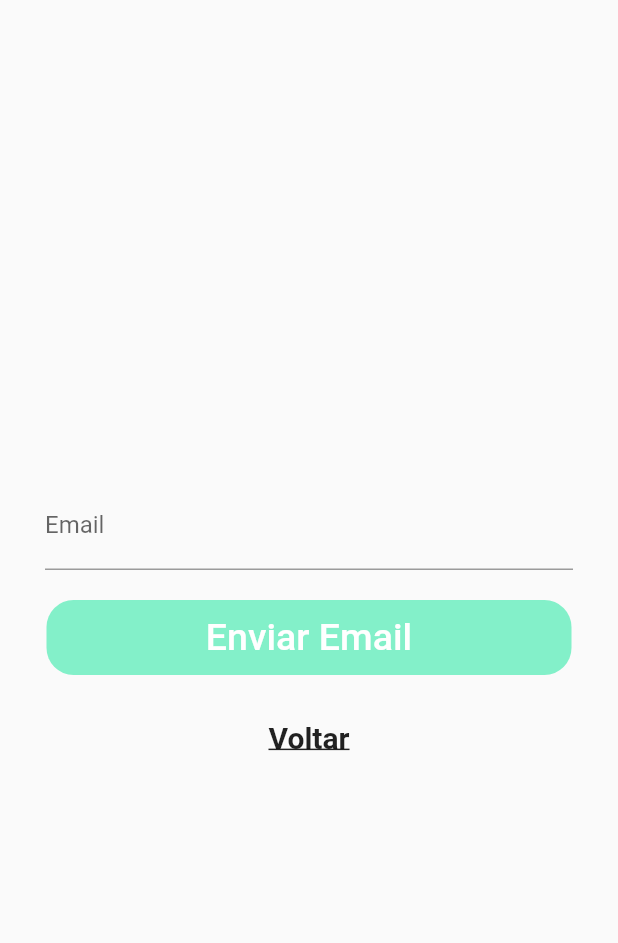
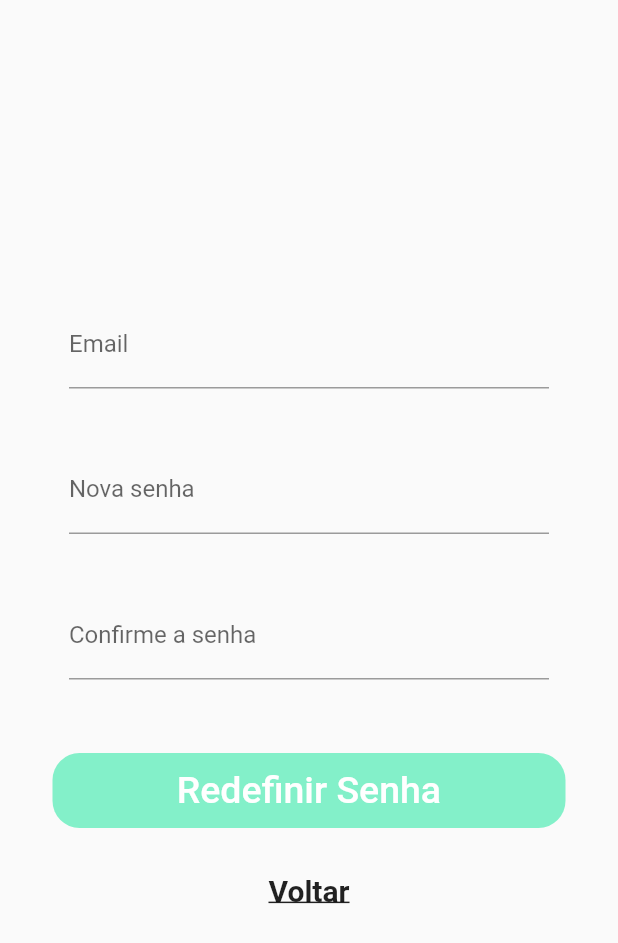
Before and after one commit to smartchair/smart-chair-frontend, a Flutter app: the ForgotPassPage screen opened directly, on a phone screen of 412 x 824 dp. Shown: the top 943 px of the screen. Run offline on Flutter 3.47's test engine with Material 2 defaults, Android fonts, the phone set to English and light mode, and no system bars; our stand-ins replace fl_chart, flutter_mobx, flutter_slidable, get_it, mobx, settings_ui and 2 more; missing offline and left inert: flutter_barcode_scanner; accounts and stored records are empty; generated files the repository leaves out were written again.

Commit message:
Adding forgot pass screen, fix average sensor screen and new functionalities to delete/edit chair

```diff
--- a/lib/http/temp_lum_controller.dart
+++ b/lib/http/temp_lum_controller.dart
@@ -88,7 +88,7 @@ Future getAllTempChair(String? chairId) async {
 
     var bodyResponse = jsonDecode(response.body);
     if (response.statusCode == HttpStatus.ok) {
-      return bodyResponse['data'][0]['Temps']; //chair.chairIds;
+      return bodyResponse['data'][0]['Temps'];
     } else {
       return Future.error(
           "Erro para carregar dados da temperatura"); //"Bad request";
--- a/lib/http/user_controller.dart
+++ b/lib/http/user_controller.dart
@@ -62,19 +62,19 @@ Future<User?> login(String? email, String? password) async {
   }
 }
 
-Future forgotPassword(String email) async {
-  String body = '{"email" : "$email"}';
+Future forgotPassword(String email, String password) async {
+  String body = '{"username" : "$email","password" : "$password"}';
   try {
     var response = await http.post(
-        Uri.https("$URL_PATH_API", "/users/forgot_pass"),
+        Uri.https("$URL_PATH_API", "/users/reset-password"),
         headers: headers,
         body: body);
 
     var bodyResponse = jsonDecode(utf8.decoder.convert(response.bodyBytes));
     if (response.statusCode == HttpStatus.ok) {
-      return "Email enviado com sucesso";
+      return bodyResponse['data'][0]['message'];
     } else {
-      Future.error(bodyResponse['errors'][0]['title']);
+      return Future.error(bodyResponse['errors'][0]['title']);
     }
   } catch (e) {
     print(e);
--- a/lib/screens/createAccountPage/create_account_page.dart
+++ b/lib/screens/createAccountPage/create_account_page.dart
@@ -45,7 +45,6 @@ class CreateAccountPageState extends State<CreateAccountPage>
     return Scaffold(
       body: Stack(
         children: <Widget>[
-          //BackgroundWidget(),
           Align(
             alignment: Alignment.center,
             child: Container(
@@ -116,7 +115,8 @@ class CreateAccountPageState extends State<CreateAccountPage>
                             primaryColor,
                             customColor,
                             "Criar Conta",
-                            _createAccountStore.createAccountPressed as void Function()?),
+                            _createAccountStore.createAccountPressed as void
+                                Function()?),
                       ),
                       Container(
                         child: GestureDetector(
--- a/lib/screens/forgotPassPage/forgot_pass_page.dart
+++ b/lib/screens/forgotPassPage/forgot_pass_page.dart
@@ -1,7 +1,9 @@
+import 'package:flutter/cupertino.dart';
 import 'package:flutter/material.dart';
 import 'package:flutter_mobx/flutter_mobx.dart';
 import 'package:mobx/mobx.dart';
 import 'package:smart_chair_frontend/bottomButtonWidget/bottom_button.dart';
+import 'package:smart_chair_frontend/errorBoxWidget/error_box.dart';
 import 'package:smart_chair_frontend/screens/loginPage/login_page.dart';
 import 'package:smart_chair_frontend/stores/forgot_pass_store.dart';
 import 'package:smart_chair_frontend/utils/const.dart';
@@ -13,13 +15,15 @@ class ForgotPassPage extends StatefulWidget {
 
 class _ForgotPassPageState extends State<ForgotPassPage> {
   final ForgotPassStore forgotPassStore = ForgotPassStore();
-  TextEditingController nameController = TextEditingController();
+  final TextEditingController _password = TextEditingController();
+  final TextEditingController _confirmPass = TextEditingController();
+  final TextEditingController _email = TextEditingController();
 
   @override
   void initState() {
     super.initState();
 
-    when((_) => forgotPassStore.result == 'Email enviado com sucesso', () {
+    when((_) => forgotPassStore.result == 'Senha atualizada com sucesso', () {
       _showAlertDialog(context, forgotPassStore.result);
     });
   }
@@ -27,34 +31,91 @@ class _ForgotPassPageState extends State<ForgotPassPage> {
   @override
   Widget build(BuildContext context) {
     return Scaffold(
-      body: Form(
-        child: Padding(
-          padding: EdgeInsets.symmetric(horizontal: 30.0),
-          child: Column(
-            mainAxisAlignment: MainAxisAlignment.center,
-            children: [
+      body: Padding(
+        padding: EdgeInsets.all(15),
+        child: ListView(children: <Widget>[
+          Container(
+              alignment: Alignment.center,
+              padding: EdgeInsets.all(10),
+              height: 150),
           Observer(
+            builder: (_) => Padding(
+              padding: EdgeInsets.all(8),
+              child: ErrorBox(
+                message: forgotPassStore.error,
+              ),
+            ),
+          ),
+          Container(
+            padding: EdgeInsets.all(15),
+            child: ListTile(
+              title: Observer(
                 builder: (_) => TextFormField(
                   onChanged: forgotPassStore.setEmail,
                   decoration: InputDecoration(
                     labelText: 'Email',
                     errorText: forgotPassStore.emailError,
                   ),
-                  controller: nameController,
+                  keyboardType: TextInputType.emailAddress,
+                  controller: _email,
                 ),
               ),
-              SizedBox(height: 20),
-              BottomButton(
-                  forgotPassStore.loading,
-                  primaryColor,
-                  customColor,
-                  "Enviar Email",
-                  forgotPassStore.sendEmailPressed as void Function()?),
+            ),
+          ),
+          Container(
+            padding: EdgeInsets.all(15),
+            child: ListTile(
+              title: Observer(
+                builder: (_) => TextFormField(
+                  onChanged: forgotPassStore.setPassword,
+                  decoration: InputDecoration(
+                    labelText: 'Nova senha',
+                    errorText: forgotPassStore.passError,
+                  ),
+                  obscureText: true,
+                  controller: _password,
+                ),
+              ),
+            ),
+          ),
+          Container(
+            padding: EdgeInsets.all(15),
+            child: ListTile(
+              title: Observer(
+                builder: (_) => TextFormField(
+                  onChanged: forgotPassStore.setConfirmPassword,
+                  decoration: InputDecoration(
+                    labelText: 'Confirme a senha',
+                    errorText: forgotPassStore.confirmPassError,
+                  ),
+                  obscureText: true,
+                  controller: _confirmPass,
+                ),
+              ),
+            ),
+          ),
           SizedBox(
             height: 30,
           ),
           Container(
-                child: GestureDetector(
+            padding: EdgeInsets.fromLTRB(20, 0, 20, 0),
+            child: Observer(
+              builder: (_) => BottomButton(
+                  forgotPassStore.loading,
+                  primaryColor,
+                  customColor,
+                  "Redefinir Senha",
+                  forgotPassStore.resetPasswordPressed as void Function()?),
+            ),
+          ),
+          SizedBox(
+            height: 30,
+          ),
+          Container(
+            child: Row(
+                mainAxisAlignment: MainAxisAlignment.center,
+                children: <Widget>[
+                  GestureDetector(
                     onTap: () {
                       Navigator.pushReplacement(context,
                           MaterialPageRoute(builder: (context) => LoginPage()));
@@ -68,23 +129,9 @@ class _ForgotPassPageState extends State<ForgotPassPage> {
                       ),
                     ),
                   ),
+                ]),
           ),
-              // Container(
-              //   width: 150,
-              //   child: BottomButton(
-              //     false,
-              //     primaryColor,
-              //     customColor,
-              //     "Voltar",
-              //     () => Navigator.pushReplacement(
-              //       context,
-              //       MaterialPageRoute(builder: (context) => LoginPage()),
-              //     ),
-              //   ),
-              // ),
-            ],
-          ),
-        ),
+        ]),
       ),
     );
   }
--- a/lib/screens/homePage/widgets/card_sensors.dart
+++ b/lib/screens/homePage/widgets/card_sensors.dart
@@ -204,7 +204,7 @@ class _CardSensorState extends State<CardSensor> {
                                   return Align(
                                     alignment: Alignment.center,
                                     child: Text(
-                                      "${currentChairDataStore!.lum} LM",
+                                      "${currentChairDataStore!.lum!.toStringAsFixed(0)} LM",
                                       style: TextStyle(
                                           fontSize: 22,
                                           fontWeight: FontWeight.w700),
--- a/pubspec.yaml
+++ b/pubspec.yaml
@@ -40,6 +40,7 @@ dependencies:
   get_it: ^7.1.3
   shimmer: ^2.0.0
   pull_to_refresh: ^2.0.0
+  flutter_slidable: ^0.6.0
 
 
 
```
Also changed, not shown: lib/barGraphTempWidget/bar_graph_temp_widget.dart (+23 -1 lines), lib/screens/devicesPage/device_page.dart (+27 -0 lines), lib/stores/current_chair_data_store.dart (+11 -8 lines), lib/stores/forgot_pass_store.dart (+38 -4 lines), pubspec.lock. Lines whose indentation alone changed are shown as unchanged.
